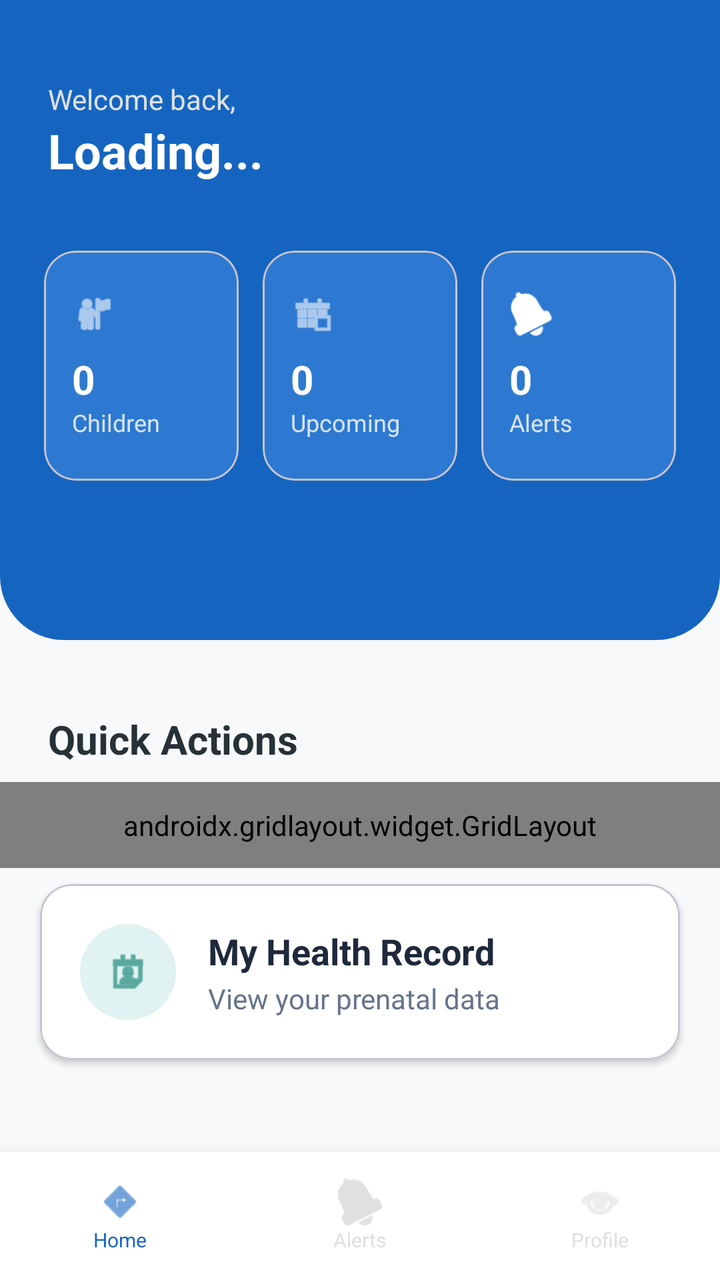
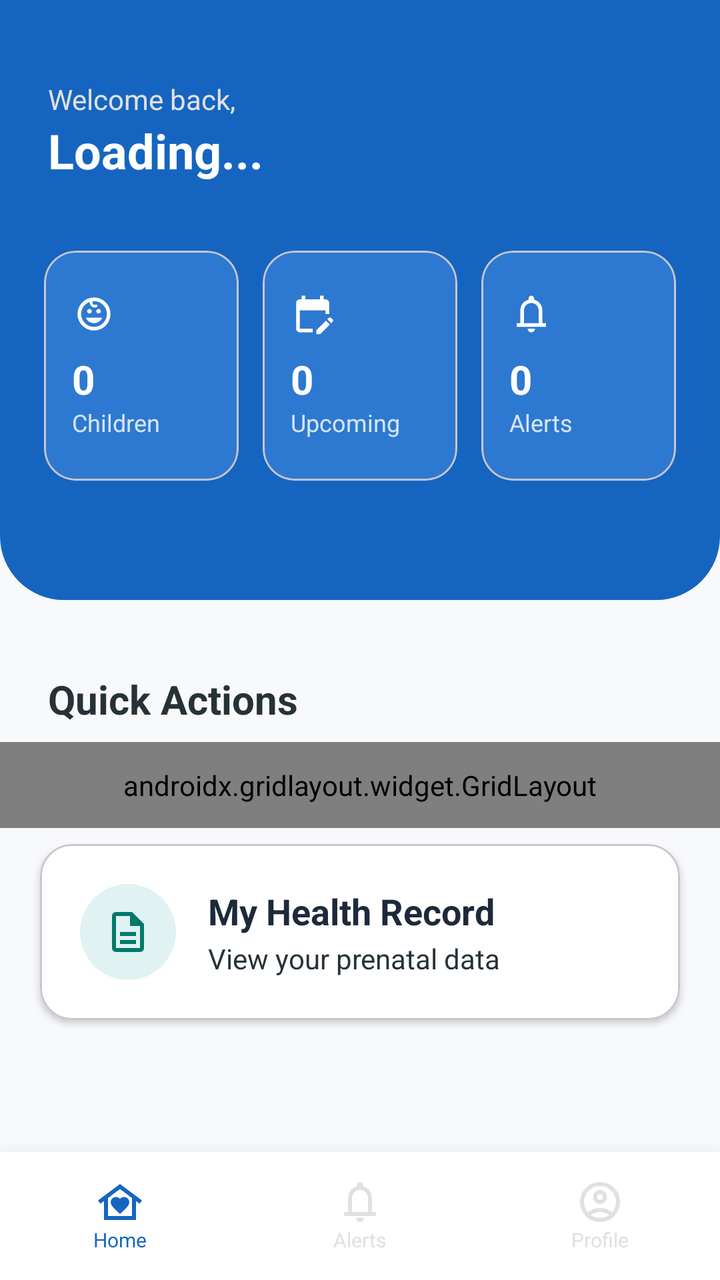

Screens rendered from an Android XML layout before and after an edit, with the pre-edit source and the edit as a unified diff.
<!-- AndroidManifest.xml: application theme Theme.Mobicare -->
<!-- res/layout/fragment_patient_dashboard.xml -->
<?xml version="1.0" encoding="utf-8"?>
<androidx.constraintlayout.widget.ConstraintLayout xmlns:android="http://schemas.android.com/apk/res/android"
    xmlns:app="http://schemas.android.com/apk/res-auto"
    xmlns:tools="http://schemas.android.com/tools"
    android:layout_width="match_parent"
    android:layout_height="match_parent"
    android:background="#F8F9FA"
    tools:context=".patientDashboardFragment">

    <androidx.core.widget.NestedScrollView
        android:layout_width="match_parent"
        android:layout_height="0dp"
        android:fillViewport="true"
        app:layout_constraintBottom_toTopOf="@+id/bottomNavigation"
        app:layout_constraintTop_toTopOf="parent">

        <androidx.constraintlayout.widget.ConstraintLayout
            android:layout_width="match_parent"
            android:layout_height="wrap_content">

            <View
                android:id="@+id/headerBackground"
                android:layout_width="match_parent"
                android:layout_height="320dp"
                android:background="@drawable/header_rounded_bottom"
                app:layout_constraintTop_toTopOf="parent" />

            <TextView
                android:id="@+id/tvWelcomeBack"
                android:layout_width="wrap_content"
                android:layout_height="wrap_content"
                android:layout_marginStart="24dp"
                android:layout_marginTop="40dp"
                android:text="Welcome back,"
                android:textColor="#E0E0E0"
                android:textSize="14sp"
                app:layout_constraintStart_toStartOf="parent"
                app:layout_constraintTop_toTopOf="parent" />

            <TextView
                android:id="@+id/tvUserName"
                android:layout_width="wrap_content"
                android:layout_height="wrap_content"
                android:text="Loading..."
                android:textColor="@color/pure_white"
                android:textSize="24sp"
                android:textStyle="bold"
                app:layout_constraintStart_toStartOf="@+id/tvWelcomeBack"
                app:layout_constraintTop_toBottomOf="@+id/tvWelcomeBack" />

            <LinearLayout
                android:id="@+id/llSummary"
                android:layout_width="match_parent"
                android:layout_height="wrap_content"
                android:layout_marginTop="28dp"
                android:orientation="horizontal"
                android:paddingStart="16dp"
                android:paddingEnd="16dp"
                app:layout_constraintTop_toBottomOf="@+id/tvUserName">

                <com.google.android.material.card.MaterialCardView
                    android:layout_width="0dp"
                    android:layout_height="115dp"
                    android:layout_margin="6dp"
                    android:layout_weight="1"
                    app:cardBackgroundColor="#2D79D1"
                    app:cardCornerRadius="16dp"
                    app:cardElevation="0dp">
                    <LinearLayout
                        android:layout_width="match_parent"
                        android:layout_height="match_parent"
                        android:gravity="center_vertical"
                        android:orientation="vertical"
                        android:padding="14dp">
                        <ImageView android:layout_width="22dp" android:layout_height="22dp" android:src="@android:drawable/ic_menu_myplaces" app:tint="@color/pure_white" />
                        <TextView android:id="@+id/tvChildrenCount" android:layout_width="wrap_content" android:layout_height="wrap_content" android:layout_marginTop="8dp" android:text="0" android:textColor="@color/pure_white" android:textSize="20sp" android:textStyle="bold" />
                        <TextView android:layout_width="wrap_content" android:layout_height="wrap_content" android:text="Children" android:textColor="#CCFFFFFF" android:textSize="12sp" />
                    </LinearLayout>
                </com.google.android.material.card.MaterialCardView>

                <com.google.android.material.card.MaterialCardView
                    android:layout_width="0dp"
                    android:layout_height="115dp"
                    android:layout_margin="6dp"
                    android:layout_weight="1"
                    app:cardBackgroundColor="#2D79D1"
                    app:cardCornerRadius="16dp"
                    app:cardElevation="0dp">
                    <LinearLayout android:layout_width="match_parent" android:layout_height="match_parent" android:gravity="center_vertical" android:orientation="vertical" android:padding="14dp">
                        <ImageView android:layout_width="22dp" android:layout_height="22dp" android:src="@android:drawable/ic_menu_today" app:tint="@color/pure_white" />
                        <TextView android:id="@+id/tvUpcomingCount" android:layout_width="wrap_content" android:layout_height="wrap_content" android:layout_marginTop="8dp" android:text="0" android:textColor="@color/pure_white" android:textSize="20sp" android:textStyle="bold" />
                        <TextView android:layout_width="wrap_content" android:layout_height="wrap_content" android:text="Upcoming" android:textColor="#CCFFFFFF" android:textSize="12sp" />
                    </LinearLayout>
                </com.google.android.material.card.MaterialCardView>

                <com.google.android.material.card.MaterialCardView
                    android:layout_width="0dp"
                    android:layout_height="115dp"
                    android:layout_margin="6dp"
                    android:layout_weight="1"
                    app:cardBackgroundColor="#2D79D1"
                    app:cardCornerRadius="16dp"
                    app:cardElevation="0dp">
                    <LinearLayout android:layout_width="match_parent" android:layout_height="match_parent" android:gravity="center_vertical" android:orientation="vertical" android:padding="14dp">
                        <ImageView android:layout_width="22dp" android:layout_height="22dp" android:src="@android:drawable/ic_popup_reminder" app:tint="@color/pure_white" />
                        <TextView android:id="@+id/tvAlertBadgeCount" android:layout_width="wrap_content" android:layout_height="wrap_content" android:layout_marginTop="8dp" android:text="0" android:textColor="@color/pure_white" android:textSize="20sp" android:textStyle="bold" />
                        <TextView android:layout_width="wrap_content" android:layout_height="wrap_content" android:text="Alerts" android:textColor="#CCFFFFFF" android:textSize="12sp" />
                    </LinearLayout>
                </com.google.android.material.card.MaterialCardView>
            </LinearLayout>

            <TextView
                android:id="@+id/tvQuickActionsLabel"
                android:layout_width="wrap_content"
                android:layout_height="wrap_content"
                android:layout_marginStart="24dp"
                android:layout_marginTop="36dp"
                android:text="Quick Actions"
                android:textColor="@color/slate_navy"
                android:textSize="20sp"
                android:textStyle="bold"
                app:layout_constraintStart_toStartOf="parent"
                app:layout_constraintTop_toBottomOf="@+id/headerBackground" />

            <androidx.gridlayout.widget.GridLayout
                android:id="@+id/glQuickActions"
                android:layout_width="match_parent"
                android:layout_height="wrap_content"
                android:layout_marginTop="8dp"
                android:padding="12dp"
                app:columnCount="2"
                app:layout_constraintTop_toBottomOf="@+id/tvQuickActionsLabel">

                <com.google.android.material.card.MaterialCardView
                    android:id="@+id/cvMyChildren"
                    android:layout_width="0dp"
                    android:layout_height="wrap_content"
                    app:layout_columnWeight="1"
                    android:layout_margin="8dp"
                    app:cardBackgroundColor="@android:color/white"
                    app:cardCornerRadius="24dp"
                    app:cardElevation="2dp">
                    <LinearLayout android:layout_width="match_parent" android:layout_height="wrap_content" android:gravity="center" android:orientation="vertical" android:padding="24dp">
                        <ImageView android:layout_width="44dp" android:layout_height="44dp" android:background="@drawable/badge_green_light" android:padding="10dp" android:src="@android:drawable/ic_menu_myplaces" app:tint="#4CAF50" />
                        <TextView android:layout_width="wrap_content" android:layout_height="wrap_content" android:layout_marginTop="14dp" android:text="My Children" android:textColor="@color/slate_navy" android:textStyle="bold" />
                        <TextView android:layout_width="wrap_content" android:layout_height="wrap_content" android:text="View records" android:textColor="@color/cool_grey" android:textSize="12sp" />
                    </LinearLayout>
                </com.google.android.material.card.MaterialCardView>

                <com.google.android.material.card.MaterialCardView
                    android:id="@+id/cvConsultations"
                    android:layout_width="0dp"
                    android:layout_height="wrap_content"
                    app:layout_columnWeight="1"
                    android:layout_margin="8dp"
                    app:cardBackgroundColor="@android:color/white"
                    app:cardCornerRadius="24dp"
                    app:cardElevation="2dp">
                    <LinearLayout android:layout_width="match_parent" android:layout_height="wrap_content" android:gravity="center" android:orientation="vertical" android:padding="24dp">
                        <ImageView android:layout_width="44dp" android:layout_height="44dp" android:background="@drawable/circle_light_blue" android:padding="10dp" android:src="@android:drawable/ic_menu_today" app:tint="@color/trust_blue" />
                        <TextView android:layout_width="wrap_content" android:layout_height="wrap_content" android:layout_marginTop="14dp" android:text="Consultations" android:textColor="@color/slate_navy" android:textStyle="bold" />
                        <TextView android:layout_width="wrap_content" android:layout_height="wrap_content" android:text="Schedule &amp; view" android:textColor="@color/cool_grey" android:textSize="12sp" />
                    </LinearLayout>
                </com.google.android.material.card.MaterialCardView>

            </androidx.gridlayout.widget.GridLayout>


            <com.google.android.material.card.MaterialCardView
                android:id="@+id/cvMyRecord"
                android:layout_width="match_parent"
                android:layout_height="wrap_content"
                android:layout_marginStart="20dp"
                android:layout_marginEnd="20dp"
                android:layout_marginTop="8dp"
                android:clickable="true"
                android:focusable="true"
                app:cardBackgroundColor="@android:color/white"
                app:cardCornerRadius="16dp"
                app:cardElevation="2dp"
                app:layout_constraintEnd_toEndOf="parent"
                app:layout_constraintStart_toStartOf="parent"
                app:layout_constraintTop_toBottomOf="@+id/glQuickActions">

                <LinearLayout
                    android:layout_width="match_parent"
                    android:layout_height="wrap_content"
                    android:gravity="center_vertical"
                    android:orientation="horizontal"
                    android:padding="20dp">

                    <ImageView
                        android:layout_width="48dp"
                        android:layout_height="48dp"
                        android:background="@drawable/circle_green"
                        android:backgroundTint="#E0F2F1"
                        android:padding="12dp"
                        android:src="@android:drawable/ic_menu_my_calendar"
                        app:tint="#00796B" />

                    <LinearLayout
                        android:layout_width="0dp"
                        android:layout_height="wrap_content"
                        android:layout_marginStart="16dp"
                        android:layout_weight="1"
                        android:orientation="vertical">

                        <TextView
                            android:layout_width="wrap_content"
                            android:layout_height="wrap_content"
                            android:text="My Health Record"
                            android:textColor="#1E293B"
                            android:textSize="18sp"
                            android:textStyle="bold" />

                        <TextView
                            android:layout_width="wrap_content"
                            android:layout_height="wrap_content"
                            android:layout_marginTop="2dp"
                            android:text="View your prenatal data"
                            android:textColor="#64748B"
                            android:textSize="14sp" />
                    </LinearLayout>
                </LinearLayout>
            </com.google.android.material.card.MaterialCardView>

            <LinearLayout
                android:id="@+id/llActivityItems"
                android:layout_width="match_parent"
                android:layout_height="wrap_content"
                android:orientation="vertical"
                android:padding="12dp"
                tools:layout_editor_absoluteY="729dp"></LinearLayout>

        </androidx.constraintlayout.widget.ConstraintLayout>
    </androidx.core.widget.NestedScrollView>

    <include
        android:id="@+id/bottomNavigation"
        layout="@layout/layout_bottom_nav_patient"
        android:layout_width="match_parent"
        android:layout_height="64dp"
        app:layout_constraintBottom_toBottomOf="parent" />

</androidx.constraintlayout.widget.ConstraintLayout>
<!-- res/layout/layout_bottom_nav_patient.xml (included above) -->
<?xml version="1.0" encoding="utf-8"?>
<LinearLayout xmlns:android="http://schemas.android.com/apk/res/android"
    xmlns:app="http://schemas.android.com/apk/res-auto"
    android:id="@+id/bottomNavigationPatient"
    android:layout_width="match_parent"
    android:layout_height="64dp"
    android:background="@color/pure_white"
    android:elevation="16dp"
    android:orientation="horizontal">

    <LinearLayout
        android:id="@+id/nav_home"
        android:layout_width="0dp"
        android:layout_height="match_parent"
        android:layout_weight="1"
        android:gravity="center"
        android:orientation="vertical"
        android:clickable="true"
        android:focusable="true"
        android:background="?attr/selectableItemBackground">
        <ImageView
            android:layout_width="24dp"
            android:layout_height="24dp"
            android:src="@android:drawable/ic_menu_directions"
            app:tint="@color/trust_blue" />
        <TextView
            android:layout_width="wrap_content"
            android:layout_height="wrap_content"
            android:text="Home"
            android:textColor="@color/trust_blue"
            android:textSize="10sp" />
    </LinearLayout>

    <LinearLayout
        android:id="@+id/nav_alerts"
        android:layout_width="0dp"
        android:layout_height="match_parent"
        android:layout_weight="1"
        android:gravity="center"
        android:orientation="vertical"
        android:clickable="true"
        android:focusable="true"
        android:background="?attr/selectableItemBackground">
        <FrameLayout
            android:layout_width="wrap_content"
            android:layout_height="wrap_content">
            <ImageView
                android:layout_width="24dp"
                android:layout_height="24dp"
                android:src="@android:drawable/ic_popup_reminder"
                app:tint="@color/cool_grey" />
            <TextView
                android:id="@+id/tvBottomAlertBadge"
                android:layout_width="12dp"
                android:layout_height="12dp"
                android:layout_gravity="top|end"
                android:background="@drawable/circle_red"
                android:gravity="center"
                android:text="0"
                android:textColor="@color/pure_white"
                android:textSize="8sp"
                android:visibility="gone" />
        </FrameLayout>
        <TextView
            android:layout_width="wrap_content"
            android:layout_height="wrap_content"
            android:text="Alerts"
            android:textColor="@color/cool_grey"
            android:textSize="10sp" />
    </LinearLayout>

    <LinearLayout
        android:id="@+id/nav_profile"
        android:layout_width="0dp"
        android:layout_height="match_parent"
        android:layout_weight="1"
        android:gravity="center"
        android:orientation="vertical"
        android:clickable="true"
        android:focusable="true"
        android:background="?attr/selectableItemBackground">
        <ImageView
            android:layout_width="24dp"
            android:layout_height="24dp"
            android:src="@android:drawable/ic_menu_view"
            app:tint="@color/cool_grey" />
        <TextView
            android:layout_width="wrap_content"
            android:layout_height="wrap_content"
            android:text="Profile"
            android:textColor="@color/cool_grey"
            android:textSize="10sp" />
    </LinearLayout>
</LinearLayout>
<!-- resources referenced by this layout -->
<resources>
  <!-- unchanged entries left out for length: 12 -->
</resources>

<!-- the commit's change to res/layout/fragment_patient_dashboard.xml (unified diff, before → after) -->
@@ -21,7 +21,7 @@
             <View
                 android:id="@+id/headerBackground"
                 android:layout_width="match_parent"
-                android:layout_height="320dp"
+                android:layout_height="300dp"
                 android:background="@drawable/header_rounded_bottom"
                 app:layout_constraintTop_toTopOf="parent" />
 
@@ -72,7 +72,7 @@
                         android:gravity="center_vertical"
                         android:orientation="vertical"
                         android:padding="14dp">
-                        <ImageView android:layout_width="22dp" android:layout_height="22dp" android:src="@android:drawable/ic_menu_myplaces" app:tint="@color/pure_white" />
+                        <ImageView android:layout_width="22dp" android:layout_height="22dp" android:src="@drawable/ic_child" app:tint="@color/pure_white" />
                         <TextView android:id="@+id/tvChildrenCount" android:layout_width="wrap_content" android:layout_height="wrap_content" android:layout_marginTop="8dp" android:text="0" android:textColor="@color/pure_white" android:textSize="20sp" android:textStyle="bold" />
                         <TextView android:layout_width="wrap_content" android:layout_height="wrap_content" android:text="Children" android:textColor="#CCFFFFFF" android:textSize="12sp" />
                     </LinearLayout>
@@ -87,7 +87,7 @@
                     app:cardCornerRadius="16dp"
                     app:cardElevation="0dp">
                     <LinearLayout android:layout_width="match_parent" android:layout_height="match_parent" android:gravity="center_vertical" android:orientation="vertical" android:padding="14dp">
-                        <ImageView android:layout_width="22dp" android:layout_height="22dp" android:src="@android:drawable/ic_menu_today" app:tint="@color/pure_white" />
+                        <ImageView android:layout_width="22dp" android:layout_height="22dp" android:src="@drawable/ic_consultation" app:tint="@color/pure_white" />
                         <TextView android:id="@+id/tvUpcomingCount" android:layout_width="wrap_content" android:layout_height="wrap_content" android:layout_marginTop="8dp" android:text="0" android:textColor="@color/pure_white" android:textSize="20sp" android:textStyle="bold" />
                         <TextView android:layout_width="wrap_content" android:layout_height="wrap_content" android:text="Upcoming" android:textColor="#CCFFFFFF" android:textSize="12sp" />
                     </LinearLayout>
@@ -102,7 +102,7 @@
                     app:cardCornerRadius="16dp"
                     app:cardElevation="0dp">
                     <LinearLayout android:layout_width="match_parent" android:layout_height="match_parent" android:gravity="center_vertical" android:orientation="vertical" android:padding="14dp">
-                        <ImageView android:layout_width="22dp" android:layout_height="22dp" android:src="@android:drawable/ic_popup_reminder" app:tint="@color/pure_white" />
+                        <ImageView android:layout_width="22dp" android:layout_height="22dp" android:src="@drawable/ic_notifications" app:tint="@color/pure_white" />
                         <TextView android:id="@+id/tvAlertBadgeCount" android:layout_width="wrap_content" android:layout_height="wrap_content" android:layout_marginTop="8dp" android:text="0" android:textColor="@color/pure_white" android:textSize="20sp" android:textStyle="bold" />
                         <TextView android:layout_width="wrap_content" android:layout_height="wrap_content" android:text="Alerts" android:textColor="#CCFFFFFF" android:textSize="12sp" />
                     </LinearLayout>
@@ -141,9 +141,9 @@
                     app:cardCornerRadius="24dp"
                     app:cardElevation="2dp">
                     <LinearLayout android:layout_width="match_parent" android:layout_height="wrap_content" android:gravity="center" android:orientation="vertical" android:padding="24dp">
-                        <ImageView android:layout_width="44dp" android:layout_height="44dp" android:background="@drawable/badge_green_light" android:padding="10dp" android:src="@android:drawable/ic_menu_myplaces" app:tint="#4CAF50" />
+                        <ImageView android:layout_width="44dp" android:layout_height="44dp" android:background="@drawable/badge_green_light" android:padding="10dp" android:src="@drawable/ic_child" app:tint="#4CAF50" />
                         <TextView android:layout_width="wrap_content" android:layout_height="wrap_content" android:layout_marginTop="14dp" android:text="My Children" android:textColor="@color/slate_navy" android:textStyle="bold" />
-                        <TextView android:layout_width="wrap_content" android:layout_height="wrap_content" android:text="View records" android:textColor="@color/cool_grey" android:textSize="12sp" />
+                        <TextView android:layout_width="wrap_content" android:layout_height="wrap_content" android:text="View records" android:textColor="@color/slate_navy" android:textSize="12sp" />
                     </LinearLayout>
                 </com.google.android.material.card.MaterialCardView>
 
@@ -157,9 +157,9 @@
                     app:cardCornerRadius="24dp"
                     app:cardElevation="2dp">
                     <LinearLayout android:layout_width="match_parent" android:layout_height="wrap_content" android:gravity="center" android:orientation="vertical" android:padding="24dp">
-                        <ImageView android:layout_width="44dp" android:layout_height="44dp" android:background="@drawable/circle_light_blue" android:padding="10dp" android:src="@android:drawable/ic_menu_today" app:tint="@color/trust_blue" />
+                        <ImageView android:layout_width="44dp" android:layout_height="44dp" android:background="@drawable/circle_light_blue" android:padding="10dp" android:src="@drawable/ic_consultation" app:tint="@color/trust_blue" />
                         <TextView android:layout_width="wrap_content" android:layout_height="wrap_content" android:layout_marginTop="14dp" android:text="Consultations" android:textColor="@color/slate_navy" android:textStyle="bold" />
-                        <TextView android:layout_width="wrap_content" android:layout_height="wrap_content" android:text="Schedule &amp; view" android:textColor="@color/cool_grey" android:textSize="12sp" />
+                        <TextView android:layout_width="wrap_content" android:layout_height="wrap_content" android:text="Schedule &amp; view" android:textColor="@color/slate_navy" android:textSize="12sp" />
                     </LinearLayout>
                 </com.google.android.material.card.MaterialCardView>
 
@@ -195,7 +195,7 @@
                         android:background="@drawable/circle_green"
                         android:backgroundTint="#E0F2F1"
                         android:padding="12dp"
-                        android:src="@android:drawable/ic_menu_my_calendar"
+                        android:src="@drawable/ic_records"
                         app:tint="#00796B" />
 
                     <LinearLayout
@@ -218,7 +218,7 @@
                             android:layout_height="wrap_content"
                             android:layout_marginTop="2dp"
                             android:text="View your prenatal data"
-                            android:textColor="#64748B"
+                            android:textColor="@color/slate_navy"
                             android:textSize="14sp" />
                     </LinearLayout>
                 </LinearLayout>
@@ -230,7 +230,14 @@
                 android:layout_height="wrap_content"
                 android:orientation="vertical"
                 android:padding="12dp"
-                tools:layout_editor_absoluteY="729dp"></LinearLayout>
+                android:layout_marginTop="12dp"
+                android:layout_marginBottom="24dp"
+                app:layout_constraintTop_toBottomOf="@+id/cvMyRecord"
+                app:layout_constraintStart_toStartOf="parent"
+                app:layout_constraintEnd_toEndOf="parent"
+                app:layout_constraintBottom_toBottomOf="parent">
+
+            </LinearLayout>
 
         </androidx.constraintlayout.widget.ConstraintLayout>
     </androidx.core.widget.NestedScrollView>
@@ -267,7 +274,7 @@
         <ImageView
             android:layout_width="24dp"
             android:layout_height="24dp"
-            android:src="@android:drawable/ic_menu_directions"
+            android:src="@drawable/ic_home"
             app:tint="@color/trust_blue" />
         <TextView
             android:layout_width="wrap_content"
@@ -293,7 +300,7 @@
             <ImageView
                 android:layout_width="24dp"
                 android:layout_height="24dp"
-                android:src="@android:drawable/ic_popup_reminder"
+                android:src="@drawable/ic_notifications"
                 app:tint="@color/cool_grey" />
             <TextView
                 android:id="@+id/tvBottomAlertBadge"
@@ -328,7 +335,7 @@
         <ImageView
             android:layout_width="24dp"
             android:layout_height="24dp"
-            android:src="@android:drawable/ic_menu_view"
+            android:src="@drawable/ic_profile"
             app:tint="@color/cool_grey" />
         <TextView
             android:layout_width="wrap_content"
<!-- resource entries referenced after the edit -->
@@ -1,5 +1,41 @@
 <!-- resources referenced by this layout -->
 <resources>
+  <!-- drawable ic_child (drawable) -->
+  <vector xmlns:android="http://schemas.android.com/apk/res/android" android:height="24dp" android:tint="#000000" android:viewportHeight="960" android:viewportWidth="960" android:width="24dp">
+        
+      <path android:fillColor="@android:color/white" android:pathData="M544.5,455.5Q530,441 530,420Q530,399 544.5,384.5Q559,370 580,370Q601,370 615.5,384.5Q630,399 630,420Q630,441 615.5,455.5Q601,470 580,470Q559,470 544.5,455.5ZM344.5,455.5Q330,441 330,420Q330,399 344.5,384.5Q359,370 380,370Q401,370 415.5,384.5Q430,399 430,420Q430,441 415.5,455.5Q401,470 380,470Q359,470 344.5,455.5ZM371.5,647Q323,614 300,560L660,560Q637,614 588.5,647Q540,680 480,680Q420,680 371.5,647ZM339.5,811.5Q274,783 225.5,734.5Q177,686 148.5,620.5Q120,555 120,480Q120,405 148.5,339.5Q177,274 225.5,225.5Q274,177 339.5,148.5Q405,120 480,120Q555,120 620.5,148.5Q686,177 734.5,225.5Q783,274 811.5,339.5Q840,405 840,480Q840,555 811.5,620.5Q783,686 734.5,734.5Q686,783 620.5,811.5Q555,840 480,840Q405,840 339.5,811.5ZM678,678Q760,596 760,480Q760,364 678,282Q596,200 480,200Q474,200 468,200Q462,200 456,202Q450,208 448,215Q446,222 446,230Q446,251 460.5,265.5Q475,280 496,280Q505,280 512.5,277Q520,274 528,274Q540,274 548,283Q556,292 556,304Q556,327 534.5,333.5Q513,340 496,340Q451,340 418.5,307.5Q386,275 386,230Q386,227 386,224Q386,221 387,216Q304,246 252,317Q200,388 200,480Q200,596 282,678Q364,760 480,760Q596,760 678,678ZM480,480Q480,480 480,480Q480,480 480,480Q480,480 480,480Q480,480 480,480Q480,480 480,480Q480,480 480,480Q480,480 480,480Q480,480 480,480Z"/>
+      
+  </vector>
+  <!-- drawable ic_consultation (drawable) -->
+  <vector xmlns:android="http://schemas.android.com/apk/res/android" android:height="24dp" android:tint="#000000" android:viewportHeight="24" android:viewportWidth="24" android:width="24dp">
+        
+      <path android:fillColor="@android:color/white" android:pathData="M12,22H5c-1.11,0 -2,-0.9 -2,-2L3.01,6c0,-1.1 0.88,-2 1.99,-2h1V2h2v2h8V2h2v2h1c1.1,0 2,0.9 2,2v6h-2v-2H5v10h7V22zM22.13,16.99l0.71,-0.71c0.39,-0.39 0.39,-1.02 0,-1.41l-0.71,-0.71c-0.39,-0.39 -1.02,-0.39 -1.41,0l-0.71,0.71L22.13,16.99zM21.42,17.7l-5.3,5.3H14v-2.12l5.3,-5.3L21.42,17.7z"/>
+      
+  </vector>
+  <!-- drawable ic_home (drawable) -->
+  <vector xmlns:android="http://schemas.android.com/apk/res/android" android:height="24dp" android:tint="#000000" android:viewportHeight="960" android:viewportWidth="960" android:width="24dp">
+        
+      <path android:fillColor="@android:color/white" android:pathData="M480,120L920,450L872,514L800,460L800,840L160,840L160,460L88,514L40,450L480,120ZM294,482Q294,535 351,595Q408,655 480,720Q552,655 609,595Q666,535 666,482Q666,438 636,409Q606,380 564,380Q538,380 516.5,390.5Q495,401 480,418Q465,401 442.5,390.5Q420,380 396,380Q354,380 324,409Q294,438 294,482ZM720,760L720,400L480,220L240,400L240,760L720,760ZM720,760L240,760L240,760L480,760L720,760Z"/>
+      
+  </vector>
+  <!-- drawable ic_notifications (drawable) -->
+  <vector xmlns:android="http://schemas.android.com/apk/res/android" android:height="24dp" android:tint="#000000" android:viewportHeight="960" android:viewportWidth="960" android:width="24dp">
+        
+      <path android:fillColor="@android:color/white" android:pathData="M160,760L160,680L240,680L240,400Q240,317 290,252.5Q340,188 420,168L420,140Q420,115 437.5,97.5Q455,80 480,80Q505,80 522.5,97.5Q540,115 540,140L540,168Q620,188 670,252.5Q720,317 720,400L720,680L800,680L800,760L160,760ZM480,460L480,460L480,460L480,460Q480,460 480,460Q480,460 480,460Q480,460 480,460Q480,460 480,460ZM480,880Q447,880 423.5,856.5Q400,833 400,800L560,800Q560,833 536.5,856.5Q513,880 480,880ZM320,680L640,680L640,400Q640,334 593,287Q546,240 480,240Q414,240 367,287Q320,334 320,400L320,680Z"/>
+      
+  </vector>
+  <!-- drawable ic_profile (drawable) -->
+  <vector xmlns:android="http://schemas.android.com/apk/res/android" android:height="24dp" android:tint="#000000" android:viewportHeight="960" android:viewportWidth="960" android:width="24dp">
+        
+      <path android:fillColor="@android:color/white" android:pathData="M234,684Q285,645 348,622.5Q411,600 480,600Q549,600 612,622.5Q675,645 726,684Q761,643 780.5,591Q800,539 800,480Q800,347 706.5,253.5Q613,160 480,160Q347,160 253.5,253.5Q160,347 160,480Q160,539 179.5,591Q199,643 234,684ZM380.5,479.5Q340,439 340,380Q340,321 380.5,280.5Q421,240 480,240Q539,240 579.5,280.5Q620,321 620,380Q620,439 579.5,479.5Q539,520 480,520Q421,520 380.5,479.5ZM480,880Q397,880 324,848.5Q251,817 197,763Q143,709 111.5,636Q80,563 80,480Q80,397 111.5,324Q143,251 197,197Q251,143 324,111.5Q397,80 480,80Q563,80 636,111.5Q709,143 763,197Q817,251 848.5,324Q880,397 880,480Q880,563 848.5,636Q817,709 763,763Q709,817 636,848.5Q563,880 480,880ZM580,784.5Q627,769 666,740Q627,711 580,695.5Q533,680 480,680Q427,680 380,695.5Q333,711 294,740Q333,769 380,784.5Q427,800 480,800Q533,800 580,784.5ZM523,423Q540,406 540,380Q540,354 523,337Q506,320 480,320Q454,320 437,337Q420,354 420,380Q420,406 437,423Q454,440 480,440Q506,440 523,423ZM480,380Q480,380 480,380Q480,380 480,380Q480,380 480,380Q480,380 480,380Q480,380 480,380Q480,380 480,380Q480,380 480,380Q480,380 480,380ZM480,740Q480,740 480,740Q480,740 480,740Q480,740 480,740Q480,740 480,740Q480,740 480,740Q480,740 480,740Q480,740 480,740Q480,740 480,740Z"/>
+      
+  </vector>
+  <!-- drawable ic_records (drawable) -->
+  <vector xmlns:android="http://schemas.android.com/apk/res/android" android:height="24dp" android:tint="#000000" android:viewportHeight="960" android:viewportWidth="960" android:width="24dp">
+        
+      <path android:fillColor="@android:color/white" android:pathData="M320,720L640,720L640,640L320,640L320,720ZM320,560L640,560L640,480L320,480L320,560ZM240,880Q207,880 183.5,856.5Q160,833 160,800L160,160Q160,127 183.5,103.5Q207,80 240,80L560,80L800,320L800,800Q800,833 776.5,856.5Q753,880 720,880L240,880ZM520,360L520,160L240,160Q240,160 240,160Q240,160 240,160L240,800Q240,800 240,800Q240,800 240,800L720,800Q720,800 720,800Q720,800 720,800L720,360L520,360ZM240,160L240,160L240,360L240,360L240,160L240,360L240,360L240,800Q240,800 240,800Q240,800 240,800L240,800Q240,800 240,800Q240,800 240,800L240,160Q240,160 240,160Q240,160 240,160Z"/>
+      
+  </vector>
   <!-- unchanged entries left out for length: 12 -->
 </resources>
 
